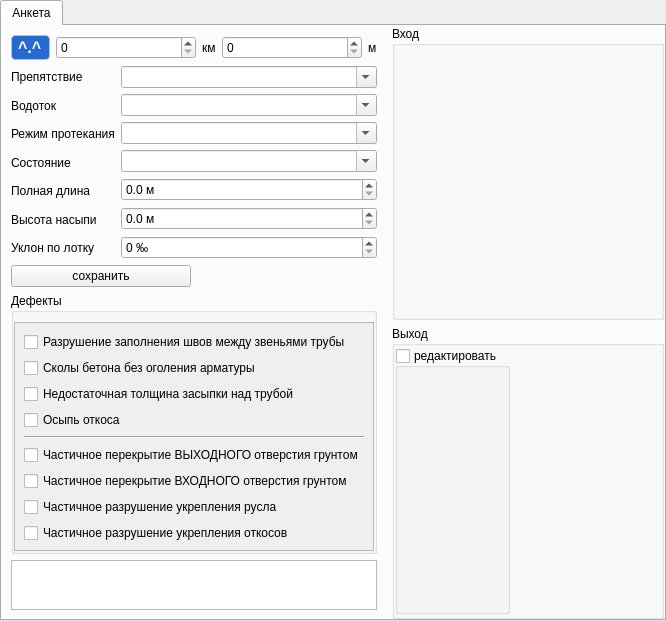
This is tubeform.ui in SevenLines/Tube as Qt 5 draws it before an edit. The edited form follows.
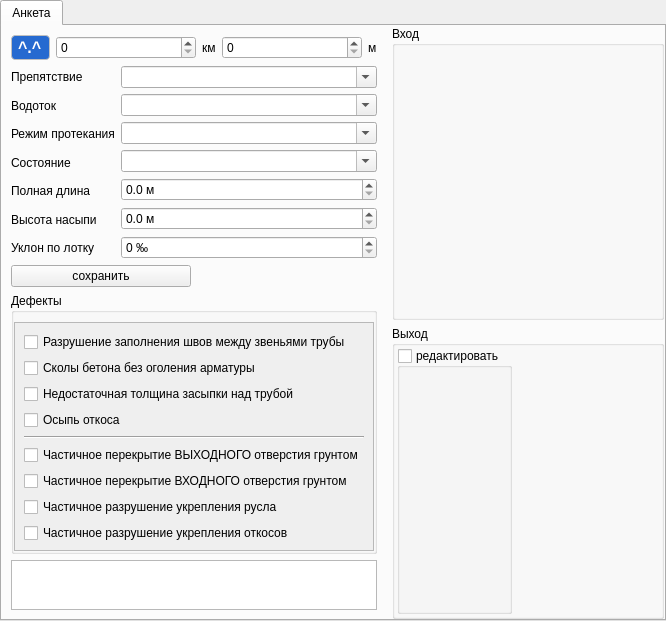
This is the edited form. Custom widgets are drawn as their Qt base class.

Patch:
```diff
--- a/tubeform.ui
+++ b/tubeform.ui
@@ -182,7 +182,7 @@
             </property>
             <layout class="QGridLayout" name="gridLayout_5">
              <property name="leftMargin">
-              <number>0</number>
+              <number>2</number>
              </property>
              <property name="topMargin">
               <number>2</number>
@@ -221,7 +221,7 @@
                  <number>0</number>
                 </property>
                 <property name="topMargin">
-                 <number>0</number>
+                 <number>9</number>
                 </property>
                 <property name="rightMargin">
                  <number>0</number>
```
Left out of the diff: 4 changed lines with no effect on the pictures.
